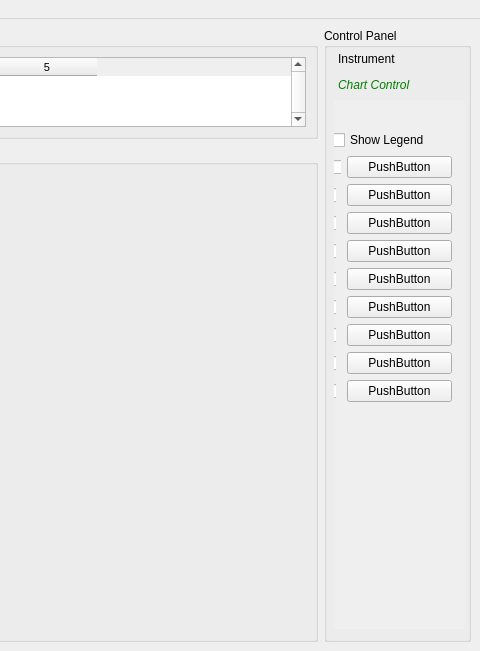
mhorn71/StarbaseMini, file ui/mainwindow.ui: the form before one commit; both pictures show x 425 to 905 and y 0 to 651 of the 905 by 651 pixel window.
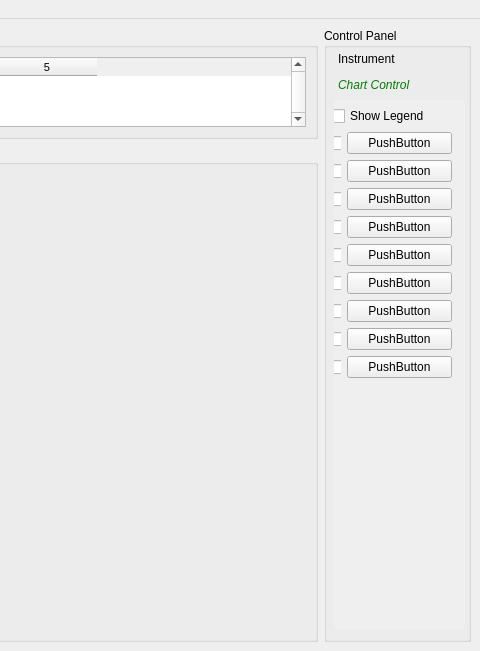
The form after the commit. The open tabs and pages were chosen to show the change.

Commit message: Trying to fix look on Mac OSX for chart control QToolBox layout.

The edit to the form file:
```diff
--- a/ui/mainwindow.ui
+++ b/ui/mainwindow.ui
@@ -309,9 +309,9 @@
             <property name="geometry">
              <rect>
               <x>-3</x>
-              <y>30</y>
+              <y>6</y>
               <width>121</width>
-              <height>327</height>
+              <height>351</height>
              </rect>
             </property>
             <layout class="QGridLayout" name="gridLayout_5">
@@ -331,7 +331,7 @@
               <widget class="QCheckBox" name="channel7colour">
                <property name="maximumSize">
                 <size>
-                 <width>5</width>
+                 <width>10</width>
                  <height>22</height>
                 </size>
                </property>
@@ -347,7 +347,7 @@
               <widget class="QCheckBox" name="channel6colour">
                <property name="maximumSize">
                 <size>
-                 <width>5</width>
+                 <width>10</width>
                  <height>22</height>
                 </size>
                </property>
@@ -402,7 +402,7 @@
               <widget class="QCheckBox" name="channel1colour">
                <property name="maximumSize">
                 <size>
-                 <width>5</width>
+                 <width>10</width>
                  <height>22</height>
                 </size>
                </property>
@@ -434,7 +434,7 @@
               <widget class="QCheckBox" name="channel2colour">
                <property name="maximumSize">
                 <size>
-                 <width>5</width>
+                 <width>10</width>
                  <height>22</height>
                 </size>
                </property>
@@ -466,7 +466,7 @@
               <widget class="QCheckBox" name="channel3colour">
                <property name="maximumSize">
                 <size>
-                 <width>5</width>
+                 <width>10</width>
                  <height>22</height>
                 </size>
                </property>
@@ -498,7 +498,7 @@
               <widget class="QCheckBox" name="channel4colour">
                <property name="maximumSize">
                 <size>
-                 <width>5</width>
+                 <width>10</width>
                  <height>22</height>
                 </size>
                </property>
@@ -530,7 +530,7 @@
               <widget class="QCheckBox" name="channel5colour">
                <property name="maximumSize">
                 <size>
-                 <width>5</width>
+                 <width>10</width>
                  <height>22</height>
                 </size>
                </property>
@@ -594,7 +594,7 @@
               <widget class="QCheckBox" name="channel8colour">
                <property name="maximumSize">
                 <size>
-                 <width>5</width>
+                 <width>10</width>
                  <height>22</height>
                 </size>
                </property>
```
Left out of the diff: 6 changed lines with no effect on the pictures. The commit also changes 1 other file.
